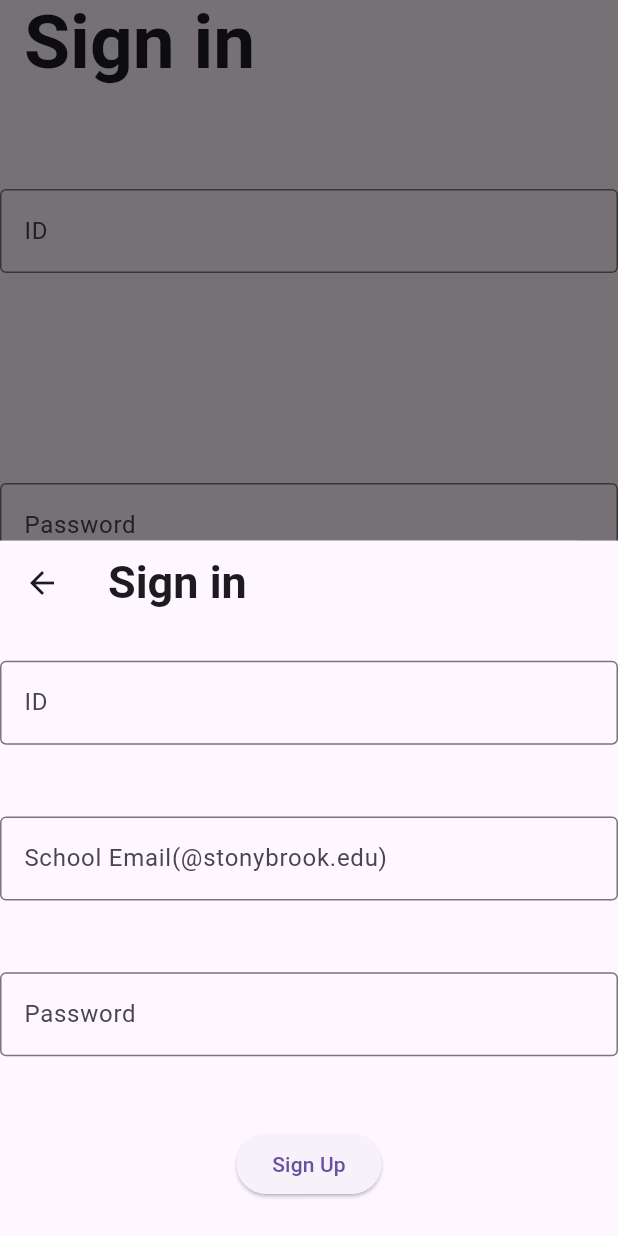
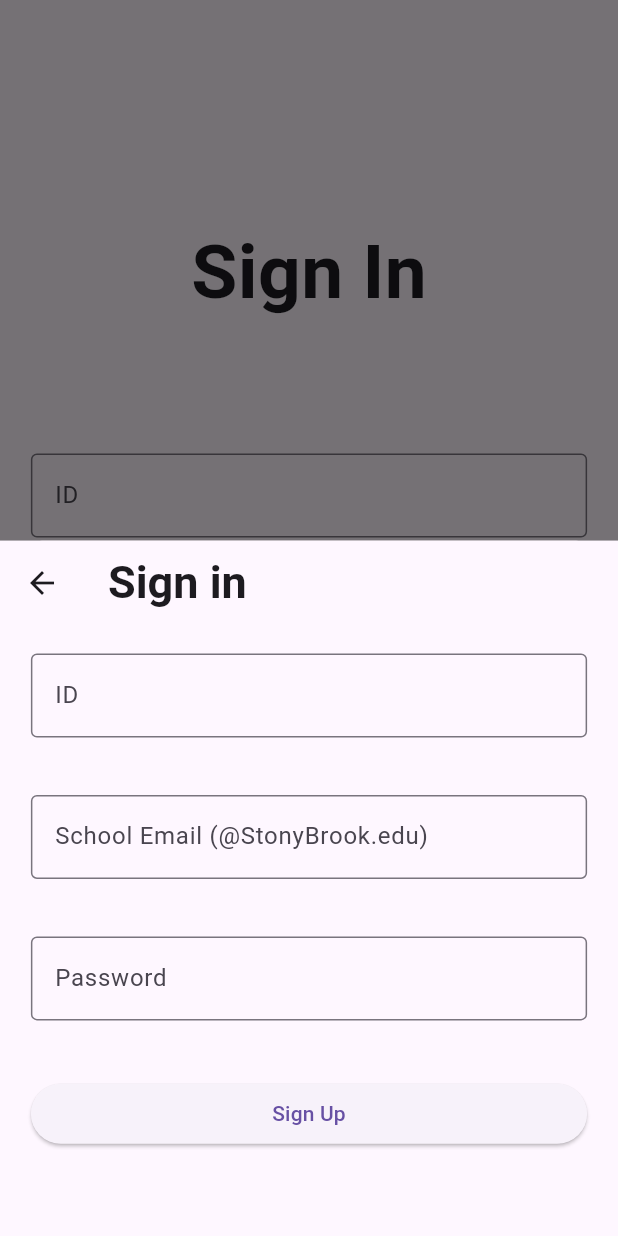
Before and after one commit to iamthehamster/2024-Spring-Hackathon, a Flutter app: the screen it shows after launch, after a tap on "Sign Up", on a phone screen of 412 x 824 dp. Run offline on Flutter 3.47's test engine with Material 3 defaults, Android fonts, the light colour scheme and no system bars.

Commit message:
로그인 화면 대충 완성

```diff
--- a/lib/Screen/LoginPage.dart
+++ b/lib/Screen/LoginPage.dart
@@ -1,9 +1,9 @@
+import "package:flutter/cupertino.dart";
 import "package:flutter/material.dart";
 import "package:fluttercopy/Screen/SignUpPopUp.dart";
 import "package:fluttercopy/Theme/SunyTheme.dart";
 
-import "BottomBar/BottomBar.dart";
-import "BottomBar/Home.dart";
+import "Home.dart";
 
 class LoginPage extends StatelessWidget {
   const LoginPage({ Key? key }) : super(key: key);
@@ -15,26 +15,42 @@ class LoginPage extends StatelessWidget {
     //   return knockKnock;
     // }
     return Scaffold(
-      appBar:
-      AppBar(title: Text(
-        'Sign in',
-        style: TextStyle(fontSize: 50, fontWeight: FontWeight.bold),
-      ),
-      ),
       body:
       Column(
           mainAxisAlignment: MainAxisAlignment.spaceAround,
           children: [
-            TextField(
+            Container(
+              height: MediaQuery.of(context).size.height * 0.1
+            ),
+            Container(
+              child: Text("Sign In", style: TextStyle(fontSize: 50, fontWeight: FontWeight.bold),)
+            ),
+            Container(
+                height: MediaQuery.of(context).size.height * 0.001
+            ),
+            Container(
+                child: Flexible(
+                    child: TextField(
                         decoration: InputDecoration(
                           border: OutlineInputBorder(),
                           labelText: "ID",
-                )),
-            TextField(
+                        )
+                    )
+                ),
+                width: MediaQuery.of(context).size.width*0.9
+            ),
+            Container(
+              child: Flexible(
+              child: TextField(
               decoration: InputDecoration(
               border: OutlineInputBorder(),
               labelText: "Password",
-                )),
+              )
+            )
+          ),
+            width: MediaQuery.of(context).size.width*0.9,
+            ),
+            Container(),
             ElevatedButton(
               child: Text(
                 textAlign: TextAlign.center,
@@ -62,6 +78,9 @@ class LoginPage extends StatelessWidget {
                 // knockKnock = true;
               },
             ),
+            Container(
+                height: MediaQuery.of(context).size.height * 0.1
+            ),
           ]
       ),
 
--- a/lib/Screen/SignUpPopUp.dart
+++ b/lib/Screen/SignUpPopUp.dart
@@ -16,31 +16,54 @@ class SignUpPopUp extends StatelessWidget {
       Column(
           mainAxisAlignment: MainAxisAlignment.spaceAround,
           children: [
-            TextField(
+            Container(
+              child: Flexible(
+                child: TextField(
                   decoration: InputDecoration(
                   border: OutlineInputBorder(),
                   labelText: "ID",
-                )),
-            TextField(
+                )
+                )
+              ),
+              width: MediaQuery.of(context).size.width*0.9
+            ),
+            Container(
+                child: Flexible(
+                    child: TextField(
                         decoration: InputDecoration(
                           border: OutlineInputBorder(),
-                  labelText: "School Email(@stonybrook.edu)",
-                )),
-            TextField(
+                          labelText: "School Email (@StonyBrook.edu)",
+                        )
+                    )
+                ),
+                width: MediaQuery.of(context).size.width*0.9,
+            ),
+            Container(
+                child: Flexible(
+                    child: TextField(
                         decoration: InputDecoration(
                           border: OutlineInputBorder(),
                           labelText: "Password",
-                )),
-            ElevatedButton(
+                        )
+                    )
+                ),
+                width: MediaQuery.of(context).size.width*0.9
+            ),
+            Container(
+              child: ElevatedButton(
               child: const Text(
                 textAlign: TextAlign.center,
                 'Sign Up',
               ),
               onPressed: (){},
             ),
+            width: MediaQuery.of(context).size.width*0.9,
+            ),
+            Container(),
           ]
       ),
 
     );
+
   }
 }
--- a/lib/main.dart
+++ b/lib/main.dart
@@ -1,5 +1,5 @@
 import 'package:flutter/material.dart';
-import 'Screen/BottomBar/Home.dart';
+import 'Screen/Home.dart';
 import 'Screen/LoginPage.dart';
 
 void main(){
--- a/pubspec.yaml
+++ b/pubspec.yaml
@@ -28,6 +28,7 @@ environment:
 # the latest version available on pub.dev. To see which dependencies have newer
 # versions available, run `flutter pub outdated`.
 dependencies:
+  crypto: ^3.0.3
   flutter:
     sdk: flutter
 
```
Also changed, not shown: lib/Logic/Accounts.dart (+79 -2 lines), lib/Logic/Password.dart (added, +27 -0 lines), lib/Screen/Hamburger/HamburgerMenu.dart (added, +60 -0 lines), lib/Screen/Hamburger/Petitions.dart (added, +46 -0 lines), lib/Screen/Home.dart (renamed from lib/Screen/BottomBar/Home.dart, +11 -3 lines), lib/Screen/Hamburger/BottomBar.dart (renamed from lib/Screen/BottomBar/BottomBar.dart), lib/Screen/Hamburger/Create.dart (renamed from lib/Screen/BottomBar/Create.dart), lib/Screen/Hamburger/Profile.dart (renamed from lib/Screen/BottomBar/Profile.dart), lib/Screen/Hamburger/Settings.dart (renamed from lib/Screen/BottomBar/Settings.dart), pubspec.lock. Lines whose indentation alone changed are shown as unchanged.
